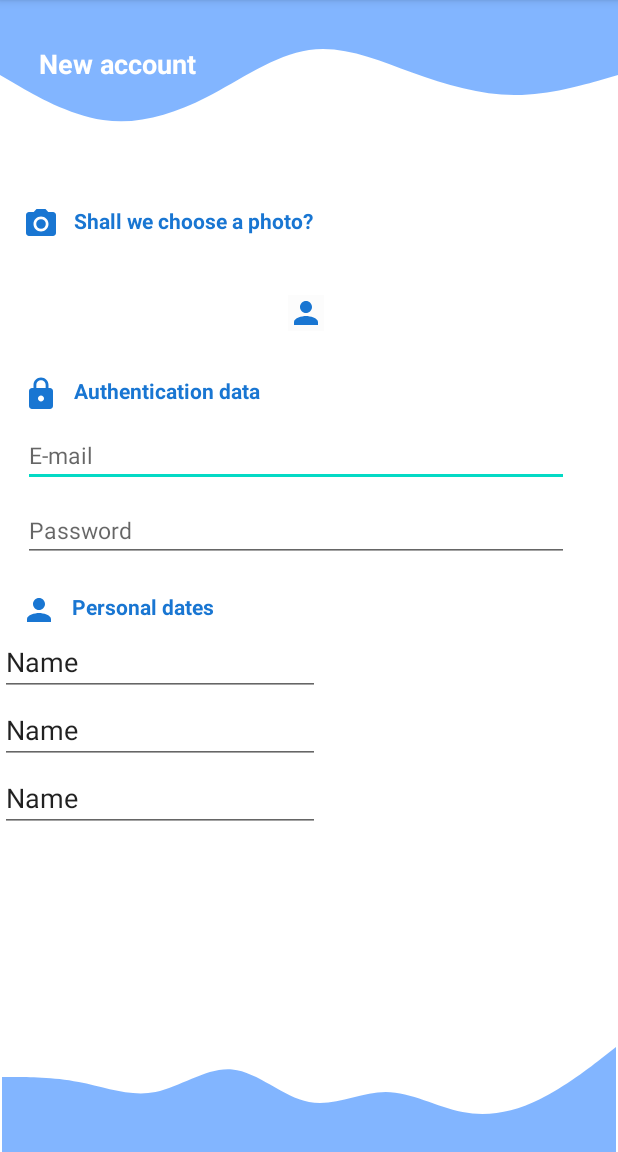
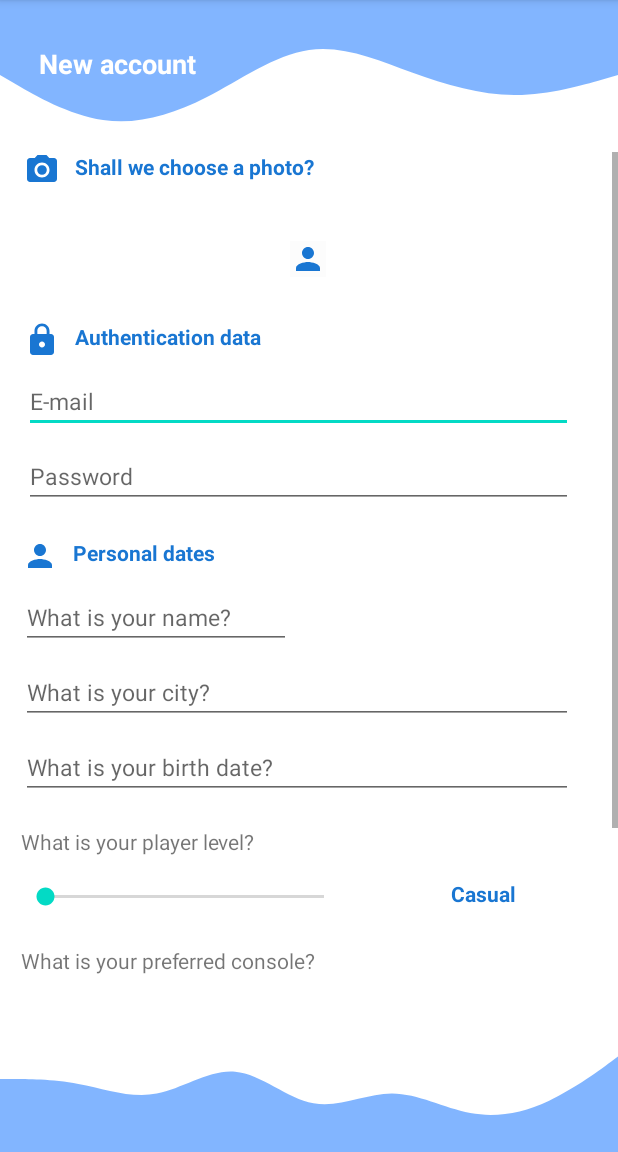
Before and after one commit to llanunes/games-indmo, an Android app: the activity_singup screen opened directly, with no data from a screen before it, on a phone screen of 412 x 824 dp, the part 84-1236 px from its top. Run offline under Robolectric (Android 15) with nearby library versions, the phone set to English and light mode, and no system bars.

Commit message:
em andamento

```diff
--- a/app/src/main/res/layout/activity_main.xml
+++ b/app/src/main/res/layout/activity_main.xml
@@ -148,8 +148,10 @@
         android:backgroundTint="@color/blue_wave"
         app:layout_constraintBottom_toBottomOf="parent"
         app:layout_constraintEnd_toEndOf="parent"
+        app:layout_constraintHorizontal_bias="0.0"
         app:layout_constraintStart_toStartOf="parent"
-        app:layout_constraintTop_toBottomOf="@+id/button">
+        app:layout_constraintTop_toBottomOf="@+id/button"
+        app:layout_constraintVertical_bias="0.0">
 
         <TextView
             android:id="@+id/textView5"
--- a/app/src/main/res/layout/activity_singup.xml
+++ b/app/src/main/res/layout/activity_singup.xml
@@ -35,25 +35,29 @@
 
     <androidx.constraintlayout.widget.ConstraintLayout
         android:id="@+id/constraintLayout4"
-        android:layout_width="409dp"
-        android:layout_height="100dp"
+        android:layout_width="418dp"
+        android:layout_height="97dp"
         android:background="@drawable/wave_bottom"
         android:backgroundTint="@color/blue_wave"
         app:layout_constraintBottom_toBottomOf="parent"
         app:layout_constraintEnd_toEndOf="parent"
+        app:layout_constraintHorizontal_bias="0.0"
         app:layout_constraintStart_toStartOf="parent">
 
     </androidx.constraintlayout.widget.ConstraintLayout>
 
     <ScrollView
-        android:layout_width="409dp"
-        android:layout_height="529dp"
+        android:layout_width="0dp"
+        android:layout_height="0dp"
         android:layout_marginTop="1dp"
         android:layout_marginBottom="1dp"
+        android:backgroundTint="@color/blue_dark"
         app:layout_constraintBottom_toTopOf="@+id/constraintLayout4"
+        app:layout_constraintEnd_toEndOf="parent"
+        app:layout_constraintHorizontal_bias="0.0"
+        app:layout_constraintStart_toStartOf="parent"
         app:layout_constraintTop_toBottomOf="@+id/constraintLayout"
-        app:layout_constraintVertical_bias="1.0"
-        tools:layout_editor_absoluteX="1dp">
+        app:layout_constraintVertical_bias="0.0">
 
         <androidx.constraintlayout.widget.ConstraintLayout
             android:layout_width="match_parent"
@@ -153,28 +157,126 @@
                 android:id="@+id/editTextTextPersonName"
                 android:layout_width="wrap_content"
                 android:layout_height="wrap_content"
+                android:layout_marginTop="8dp"
                 android:ems="10"
+                android:hint="@string/your_name_question"
                 android:inputType="textPersonName"
-                android:text="Name"
+                android:textSize="15sp"
+                app:layout_constraintEnd_toEndOf="parent"
+                app:layout_constraintHorizontal_bias="0.059"
+                app:layout_constraintStart_toStartOf="parent"
                 app:layout_constraintTop_toBottomOf="@+id/textView8" />
 
             <EditText
                 android:id="@+id/editTextTextPersonName2"
-                android:layout_width="wrap_content"
+                android:layout_width="0dp"
                 android:layout_height="wrap_content"
+                android:layout_marginTop="8dp"
+                android:layout_marginEnd="30dp"
                 android:ems="10"
+                android:hint="@string/your_city_question"
                 android:inputType="textPersonName"
-                android:text="Name"
+                android:textSize="15sp"
+                app:layout_constraintEnd_toEndOf="parent"
+                app:layout_constraintHorizontal_bias="0.055"
+                app:layout_constraintStart_toStartOf="@+id/editTextTextPersonName"
                 app:layout_constraintTop_toBottomOf="@+id/editTextTextPersonName" />
 
             <EditText
                 android:id="@+id/editTextTextPersonName3"
+                android:layout_width="0dp"
+                android:layout_height="wrap_content"
+                android:layout_marginTop="8dp"
+                android:layout_marginEnd="30dp"
+                android:ems="10"
+                android:hint="@string/birth_date_question"
+                android:inputType="textPersonName"
+                android:textSize="15sp"
+                app:layout_constraintEnd_toEndOf="parent"
+                app:layout_constraintHorizontal_bias="1.0"
+                app:layout_constraintStart_toStartOf="@+id/editTextTextPersonName2"
+                app:layout_constraintTop_toBottomOf="@+id/editTextTextPersonName2" />
+
+            <SeekBar
+                android:id="@+id/seekBar2"
+                android:layout_width="0dp"
+                android:layout_height="wrap_content"
+                android:layout_marginTop="56dp"
+                android:layout_marginEnd="150dp"
+                android:progressTint="@color/blue_dark"
+                app:layout_constraintEnd_toEndOf="@+id/editTextTextPersonName3"
+                app:layout_constraintHorizontal_bias="0.0"
+                app:layout_constraintStart_toStartOf="@+id/editTextTextPersonName3"
+                app:layout_constraintTop_toBottomOf="@+id/editTextTextPersonName3" />
+
+            <TextView
+                android:id="@+id/textView9"
+                android:layout_width="0dp"
+                android:layout_height="wrap_content"
+                android:text="@string/player_level_question"
+                app:layout_constraintBottom_toTopOf="@+id/seekBar2"
+                app:layout_constraintEnd_toEndOf="@+id/editTextTextPersonName3"
+                app:layout_constraintStart_toStartOf="@+id/editTextTextPersonName3"
+                app:layout_constraintTop_toBottomOf="@+id/editTextTextPersonName3" />
+
+            <TextView
+                android:id="@+id/textView10"
                 android:layout_width="wrap_content"
                 android:layout_height="wrap_content"
-                android:ems="10"
-                android:inputType="textPersonName"
-                android:text="Name"
-                app:layout_constraintTop_toBottomOf="@+id/editTextTextPersonName2" />
+                android:layout_marginTop="15dp"
+                android:text="@string/casual"
+                android:textColor="@color/blue_dark"
+                android:textStyle="bold"
+                app:layout_constraintEnd_toEndOf="parent"
+                app:layout_constraintStart_toEndOf="@+id/seekBar2"
+                app:layout_constraintTop_toBottomOf="@+id/textView9" />
+
+            <TextView
+                android:id="@+id/textView11"
+                android:layout_width="wrap_content"
+                android:layout_height="wrap_content"
+                android:layout_marginTop="24dp"
+                android:text="@string/preferred_console_question"
+                app:layout_constraintEnd_toEndOf="parent"
+                app:layout_constraintHorizontal_bias="0.0"
+                app:layout_constraintStart_toStartOf="@+id/seekBar2"
+                app:layout_constraintTop_toBottomOf="@+id/seekBar2" />
+
+            <TextView
+                android:id="@+id/textView12"
+                android:layout_width="wrap_content"
+                android:layout_height="wrap_content"
+                android:layout_marginTop="72dp"
+                android:text="@string/sex"
+                app:layout_constraintEnd_toEndOf="parent"
+                app:layout_constraintHorizontal_bias="0.0"
+                app:layout_constraintStart_toStartOf="@+id/textView11"
+                app:layout_constraintTop_toBottomOf="@+id/textView11" />
+
+            <RadioButton
+                android:id="@+id/radioButton"
+                android:layout_width="wrap_content"
+                android:layout_height="wrap_content"
+                android:layout_marginStart="60dp"
+                android:layout_marginTop="28dp"
+                android:text="@string/sex_masculine"
+                android:textColor="@color/blue_dark"
+                android:textStyle="bold"
+                app:layout_constraintStart_toStartOf="parent"
+                app:layout_constraintTop_toBottomOf="@+id/textView12" />
+
+            <RadioButton
+                android:id="@+id/radioButton2"
+                android:layout_width="wrap_content"
+                android:layout_height="wrap_content"
+                android:layout_marginTop="28dp"
+                android:text="@string/sex_feminine"
+                android:textColor="@color/blue_dark"
+                android:textStyle="bold"
+                app:layout_constraintEnd_toEndOf="parent"
+                app:layout_constraintHorizontal_bias="0.515"
+                app:layout_constraintStart_toEndOf="@+id/radioButton"
+                app:layout_constraintTop_toBottomOf="@+id/textView12" />
 
         </androidx.constraintlayout.widget.ConstraintLayout>
     </ScrollView>
--- a/app/src/main/res/values-night/strings.xml
+++ b/app/src/main/res/values-night/strings.xml
@@ -15,4 +15,13 @@
     <string name="escolher_foto">Shall we choose a photo?</string>
     <string name="dados_autenticacao">Authentication data</string>
     <string name="dados_pessoais">Personal dates</string>
+    <string name="your_name_question">What is your name?</string>
+    <string name="your_city_question">What is your city?</string>
+    <string name="birth_date_question">What is your birth date?</string>
+    <string name="player_level_question">What is your player level?</string>
+    <string name="casual">Casual</string>
+    <string name="preferred_console_question">What is your preferred console?</string>
+    <string name="sex">Sex:</string>
+    <string name="sex_masculine">Masculine</string>
+    <string name="sex_feminine">Feminine</string>
 </resources>
--- a/app/src/main/res/values/strings.xml
+++ b/app/src/main/res/values/strings.xml
@@ -14,4 +14,13 @@
     <string name="escolher_foto">Shall we choose a photo?</string>
     <string name="dados_autenticacao">Authentication data</string>
     <string name="dados_pessoais">Personal dates</string>
+    <string name="your_name_question">What is your name?</string>
+    <string name="your_city_question">What is your city?</string>
+    <string name="birth_date_question">What is your birth date?</string>
+    <string name="player_level_question">What is your player level?</string>
+    <string name="casual">Casual</string>
+    <string name="preferred_console_question">What is your preferred console?</string>
+    <string name="sex">Sexo:</string>
+    <string name="sex_masculine">Masculine</string>
+    <string name="sex_feminine">Feminine</string>
 </resources>
```
Also changed, not shown: 1 other file.
